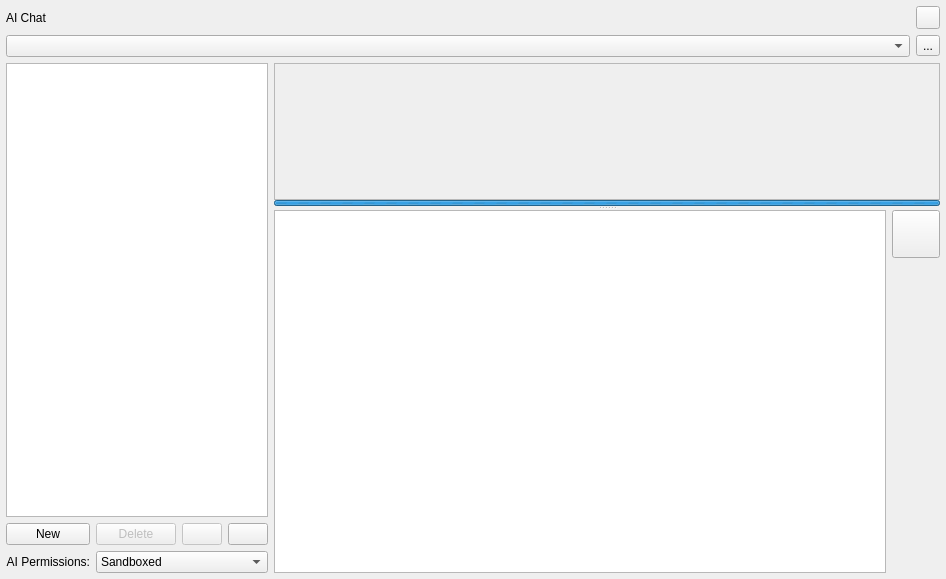
Old version of the form src/GUI_UIs/ui_ai_chat.ui in the repository kaixxx/QualCoder.
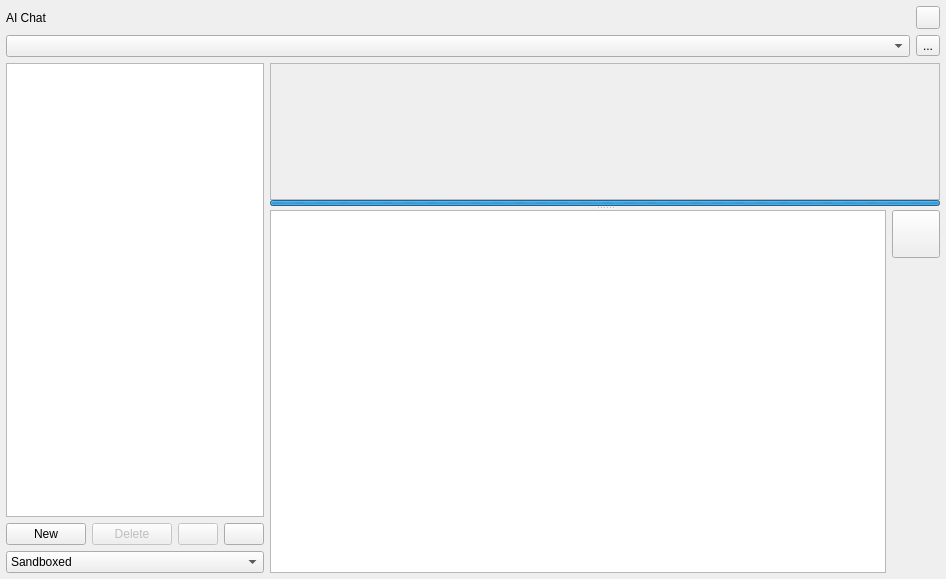
New version of the form.

Commit message: AI chat styling

Patch:
```diff
--- a/src/GUI_UIs/ui_ai_chat.ui
+++ b/src/GUI_UIs/ui_ai_chat.ui
@@ -148,17 +148,7 @@
            </property>
           </widget>
          </item>
-         <item row="1" column="0">
-          <widget class="QLabel" name="label_2">
-           <property name="text">
-            <string>AI Permissions:</string>
-           </property>
-           <property name="alignment">
-            <set>Qt::AlignRight|Qt::AlignTrailing|Qt::AlignVCenter</set>
-           </property>
-          </widget>
-         </item>
-         <item row="1" column="1" colspan="3">
+         <item row="1" column="0" colspan="4">
           <widget class="QComboBox" name="comboBox_ai_permissions">
            <property name="toolTip">
             <string>Define what the AI agent is allowed to do in your project:
@@ -166,6 +156,9 @@
 - Sandboxed (default): The AI agent cannot make changes to your codes and memos, but it can create its own.
 - Full access: The AI agent can change everything, but will usually ask for confirmation first.</string>
            </property>
+           <property name="styleSheet">
+            <string notr="true">background-color: palette(window);</string>
+           </property>
            <property name="currentIndex">
             <number>1</number>
            </property>
```
Left out of the diff: 6 changed lines with no effect on the pictures. The commit also changes 3 other files.
